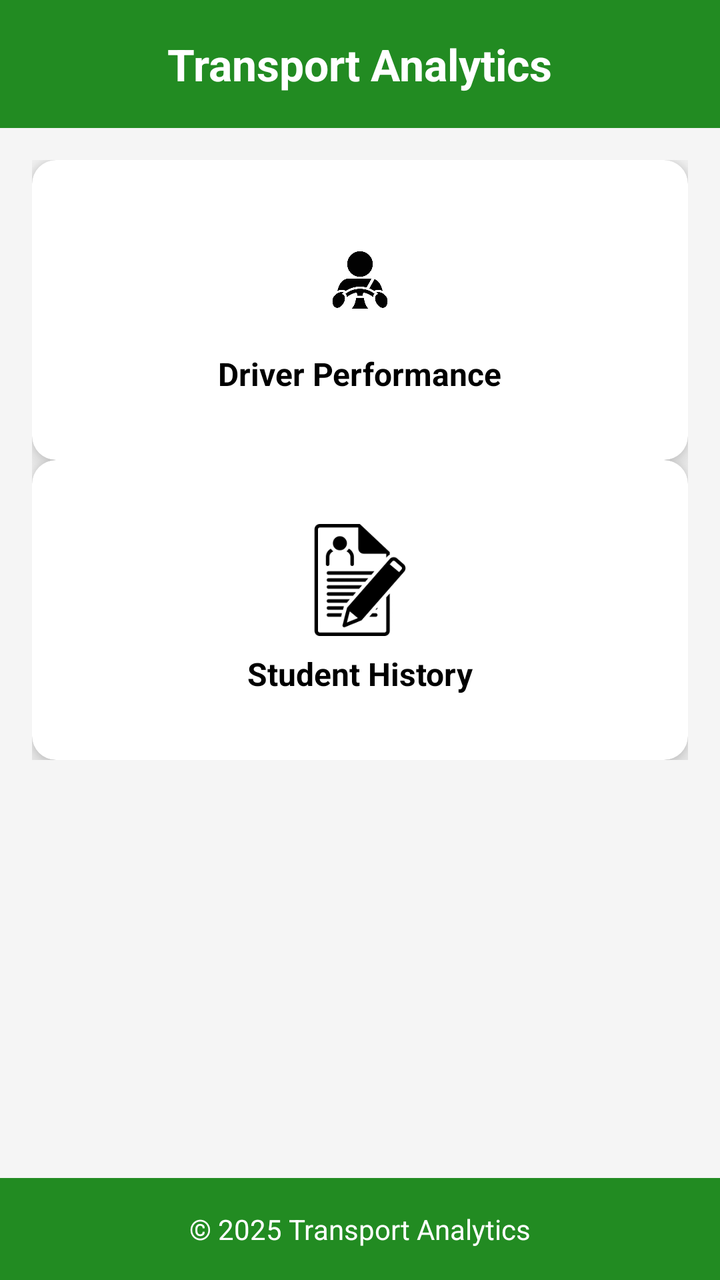
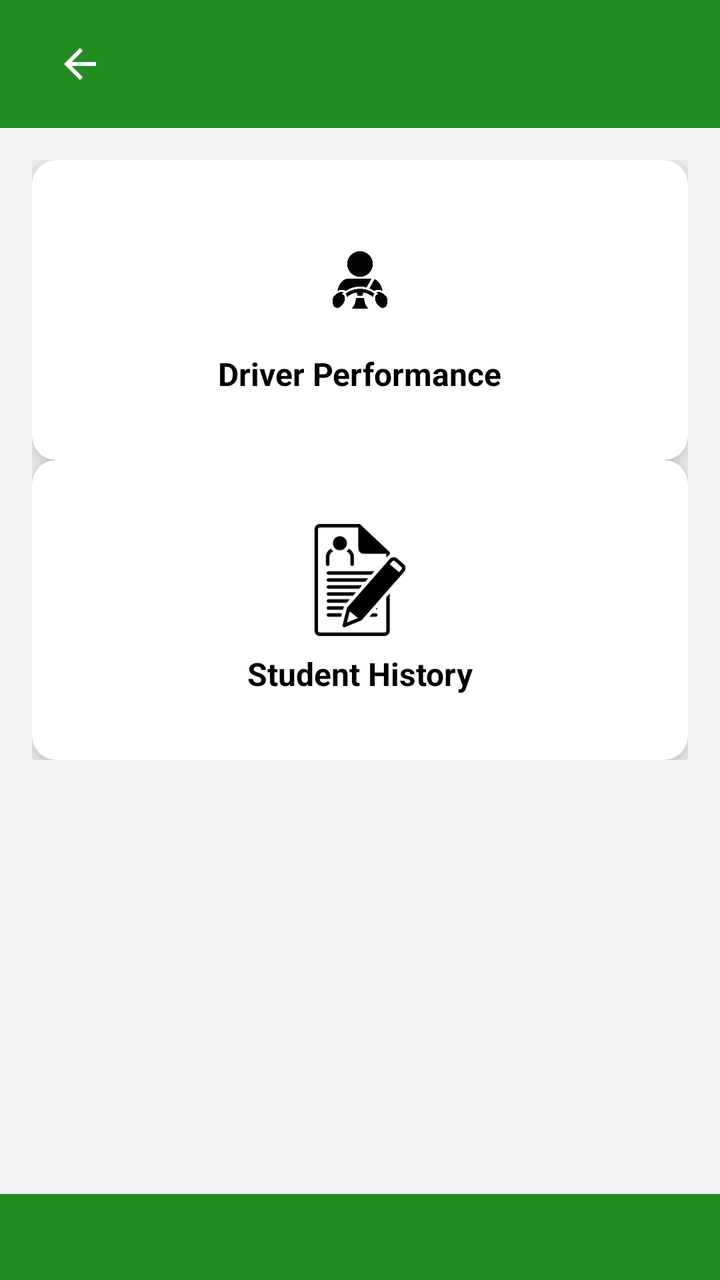

Before-and-after screenshots of an Android layout around one commit, followed by the original layout XML and the change that was made.
<!-- AndroidManifest.xml: application theme Theme.TransportApp -->
<!-- res/layout/activity_reports.xml -->
<?xml version="1.0" encoding="utf-8"?>
<androidx.constraintlayout.widget.ConstraintLayout
    xmlns:android="http://schemas.android.com/apk/res/android"
    xmlns:app="http://schemas.android.com/apk/res-auto"
    xmlns:tools="http://schemas.android.com/tools"
    android:layout_width="match_parent"
    android:layout_height="match_parent"
    android:background="#F5F5F5">

    
    <androidx.appcompat.widget.Toolbar
        android:id="@+id/toolbar"
        android:layout_width="match_parent"
        android:layout_height="?attr/actionBarSize"
        android:background="#228B22"
        android:elevation="4dp"
        app:layout_constraintTop_toTopOf="parent"
        app:layout_constraintStart_toStartOf="parent">

        <TextView
            android:layout_width="wrap_content"
            android:layout_height="wrap_content"
            android:text="Transport Analytics"
            android:textColor="#FFFFFF"
            android:textSize="22sp"
            android:textStyle="bold"
            android:layout_gravity="center"/>
    </androidx.appcompat.widget.Toolbar>

    
    <ScrollView
        android:id="@+id/scrollView"
        android:layout_width="0dp"
        android:layout_height="0dp"
        app:layout_constraintTop_toBottomOf="@id/toolbar"
        app:layout_constraintBottom_toTopOf="@id/footer"
        app:layout_constraintStart_toStartOf="parent"
        app:layout_constraintEnd_toEndOf="parent">

        <androidx.constraintlayout.widget.ConstraintLayout
            android:layout_width="match_parent"
            android:layout_height="wrap_content"
            android:padding="16dp">

            
            <androidx.cardview.widget.CardView
                android:id="@+id/driverCard"
                android:layout_width="0dp"
                android:layout_height="150dp"
                android:layout_marginBottom="16dp"
                app:cardCornerRadius="12dp"
                app:cardElevation="6dp"
                app:cardBackgroundColor="#FFFFFF"
                app:layout_constraintTop_toTopOf="parent"
                app:layout_constraintStart_toStartOf="parent"
                app:layout_constraintEnd_toEndOf="parent">

                <LinearLayout
                    android:layout_width="match_parent"
                    android:layout_height="match_parent"
                    android:orientation="vertical"
                    android:padding="16dp"
                    android:gravity="center">

                    <ImageView
                        android:layout_width="56dp"
                        android:layout_height="56dp"
                        android:src="@drawable/driver"
                        />

                    <TextView
                        android:layout_width="wrap_content"
                        android:layout_height="wrap_content"
                        android:text="Driver Performance"
                        android:textSize="16sp"
                        android:textColor="#000000"
                        android:textStyle="bold"
                        android:layout_marginTop="8dp"/>
                </LinearLayout>
            </androidx.cardview.widget.CardView>

            
            <androidx.cardview.widget.CardView
                android:id="@+id/studentCard"
                android:layout_width="0dp"
                android:layout_height="150dp"
                android:layout_marginBottom="16dp"
                app:cardCornerRadius="12dp"
                app:cardElevation="6dp"
                app:cardBackgroundColor="#FFFFFF"
                app:layout_constraintTop_toBottomOf="@id/driverCard"
                app:layout_constraintStart_toStartOf="parent"
                app:layout_constraintEnd_toEndOf="parent">

                <LinearLayout
                    android:layout_width="match_parent"
                    android:layout_height="match_parent"
                    android:orientation="vertical"
                    android:padding="16dp"
                    android:gravity="center">

                    <ImageView
                        android:layout_width="56dp"
                        android:layout_height="56dp"
                        android:src="@drawable/students_enrolled"
                        />

                    <TextView
                        android:layout_width="wrap_content"
                        android:layout_height="wrap_content"
                        android:text="Student History"
                        android:textSize="16sp"
                        android:textColor="#000000"
                        android:textStyle="bold"
                        android:layout_marginTop="8dp"/>
                </LinearLayout>
            </androidx.cardview.widget.CardView>


        </androidx.constraintlayout.widget.ConstraintLayout>
    </ScrollView>



    
    <LinearLayout
        android:id="@+id/footer"
        android:layout_width="0dp"
        android:layout_height="wrap_content"
        android:background="#228B22"
        android:padding="16dp"
        android:gravity="center"
        app:layout_constraintBottom_toBottomOf="parent"
        app:layout_constraintStart_toStartOf="parent"
        app:layout_constraintEnd_toEndOf="parent">

        <TextView
            android:layout_width="wrap_content"
            android:layout_height="wrap_content"
            android:text="© 2025 Transport Analytics"
            android:textColor="#FFFFFF"
            android:textSize="14sp"/>
    </LinearLayout>

</androidx.constraintlayout.widget.ConstraintLayout>
<!-- resources referenced by this layout -->
<resources>
  <!-- drawable driver: jpg bitmap (drawable, 13337 bytes) -->
  <!-- drawable students_enrolled: png bitmap (drawable, 2749 bytes) -->
  <style name="Theme.TransportApp" parent="Base.Theme.TransportApp" />
  <style name="Base.Theme.TransportApp" parent="Theme.Material3.DayNight.NoActionBar">
          
          
      </style>
</resources>

<!-- the commit's change to res/layout/activity_reports.xml (unified diff, before → after) -->
@@ -5,27 +5,15 @@
     xmlns:tools="http://schemas.android.com/tools"
     android:layout_width="match_parent"
     android:layout_height="match_parent"
-    android:background="#F5F5F5">
+    android:background="@color/screen_background">
 
     
-    <androidx.appcompat.widget.Toolbar
-        android:id="@+id/toolbar"
+    <include
+        layout="@layout/toolbar"
         android:layout_width="match_parent"
         android:layout_height="?attr/actionBarSize"
-        android:background="#228B22"
-        android:elevation="4dp"
         app:layout_constraintTop_toTopOf="parent"
-        app:layout_constraintStart_toStartOf="parent">
-
-        <TextView
-            android:layout_width="wrap_content"
-            android:layout_height="wrap_content"
-            android:text="Transport Analytics"
-            android:textColor="#FFFFFF"
-            android:textSize="22sp"
-            android:textStyle="bold"
-            android:layout_gravity="center"/>
-    </androidx.appcompat.widget.Toolbar>
+        app:layout_constraintStart_toStartOf="parent" />
 
     
     <ScrollView
@@ -43,14 +31,14 @@
             android:padding="16dp">
 
             
-            <androidx.cardview.widget.CardView
+            <com.google.android.material.card.MaterialCardView
                 android:id="@+id/driverCard"
                 android:layout_width="0dp"
                 android:layout_height="150dp"
                 android:layout_marginBottom="16dp"
                 app:cardCornerRadius="12dp"
                 app:cardElevation="6dp"
-                app:cardBackgroundColor="#FFFFFF"
+                app:cardBackgroundColor="@color/white"
                 app:layout_constraintTop_toTopOf="parent"
                 app:layout_constraintStart_toStartOf="parent"
                 app:layout_constraintEnd_toEndOf="parent">
@@ -71,23 +59,23 @@
                     <TextView
                         android:layout_width="wrap_content"
                         android:layout_height="wrap_content"
-                        android:text="Driver Performance"
+                        android:text="@string/driver_performance"
                         android:textSize="16sp"
-                        android:textColor="#000000"
+                        android:textColor="@color/black"
                         android:textStyle="bold"
                         android:layout_marginTop="8dp"/>
                 </LinearLayout>
-            </androidx.cardview.widget.CardView>
+            </com.google.android.material.card.MaterialCardView>
 
             
-            <androidx.cardview.widget.CardView
+            <com.google.android.material.card.MaterialCardView
                 android:id="@+id/studentCard"
                 android:layout_width="0dp"
                 android:layout_height="150dp"
                 android:layout_marginBottom="16dp"
                 app:cardCornerRadius="12dp"
                 app:cardElevation="6dp"
-                app:cardBackgroundColor="#FFFFFF"
+                app:cardBackgroundColor="@color/white"
                 app:layout_constraintTop_toBottomOf="@id/driverCard"
                 app:layout_constraintStart_toStartOf="parent"
                 app:layout_constraintEnd_toEndOf="parent">
@@ -108,13 +96,13 @@
                     <TextView
                         android:layout_width="wrap_content"
                         android:layout_height="wrap_content"
-                        android:text="Student History"
+                        android:text="@string/student_history"
                         android:textSize="16sp"
-                        android:textColor="#000000"
+                        android:textColor="@color/black"
                         android:textStyle="bold"
                         android:layout_marginTop="8dp"/>
                 </LinearLayout>
-            </androidx.cardview.widget.CardView>
+            </com.google.android.material.card.MaterialCardView>
 
 
         </androidx.constraintlayout.widget.ConstraintLayout>
@@ -123,23 +111,59 @@
 
 
     
-    <LinearLayout
+    <include
         android:id="@+id/footer"
+        layout="@layout/footer"
         android:layout_width="0dp"
         android:layout_height="wrap_content"
-        android:background="#228B22"
-        android:padding="16dp"
-        android:gravity="center"
         app:layout_constraintBottom_toBottomOf="parent"
         app:layout_constraintStart_toStartOf="parent"
-        app:layout_constraintEnd_toEndOf="parent">
-
-        <TextView
-            android:layout_width="wrap_content"
-            android:layout_height="wrap_content"
-            android:text="© 2025 Transport Analytics"
-            android:textColor="#FFFFFF"
-            android:textSize="14sp"/>
-    </LinearLayout>
+        app:layout_constraintEnd_toEndOf="parent" />
 
 </androidx.constraintlayout.widget.ConstraintLayout>
+<!-- res/layout/toolbar.xml (included above) -->
+<?xml version="1.0" encoding="utf-8"?>
+<com.google.android.material.appbar.MaterialToolbar xmlns:android="http://schemas.android.com/apk/res/android"
+    xmlns:app="http://schemas.android.com/apk/res-auto"
+    android:id="@+id/toolbar"
+    android:layout_width="match_parent"
+    android:layout_height="?attr/actionBarSize"
+    android:background="@color/green"
+    android:elevation="4dp"
+    android:theme="@style/ThemeOverlay.AppCompat.Dark.ActionBar">
+
+    <ImageButton
+        android:id="@+id/backButton"
+        android:layout_width="48dp"
+        android:layout_height="48dp"
+        android:layout_marginStart="12dp"
+        android:background="@null"
+        android:contentDescription="@string/back_button_desc"
+        android:src="@drawable/baseline_arrow_back_24"
+        app:tint="@android:color/white" />
+
+    <TextView
+        android:id="@+id/toolbar_title"
+        android:layout_width="wrap_content"
+        android:layout_height="wrap_content"
+        android:layout_gravity="center"
+        android:textColor="@android:color/white"
+        android:textSize="22sp"
+        android:textStyle="bold" />
+</com.google.android.material.appbar.MaterialToolbar>
+<!-- res/layout/footer.xml (included above) -->
+<?xml version="1.0" encoding="utf-8"?>
+<LinearLayout xmlns:android="http://schemas.android.com/apk/res/android"
+    android:layout_width="match_parent"
+    android:layout_height="wrap_content"
+    android:background="@color/green"
+    android:gravity="center"
+    android:paddingVertical="12dp">
+
+    <TextView
+        android:id="@+id/footer_text"
+        android:layout_width="wrap_content"
+        android:layout_height="wrap_content"
+        android:textColor="@android:color/white"
+        android:textSize="14sp" />
+</LinearLayout>
<!-- resource entries referenced after the edit -->
@@ -1,11 +1,30 @@
 <!-- resources referenced by this layout -->
 <resources>
+  <color name="black">#FF000000</color>
+  <color name="green">#228B22</color>
+  <color name="screen_background">#F5F5F5</color>
+  <color name="white">#FFFFFFFF</color>
+  <!-- drawable baseline_arrow_back_24 (drawable) -->
+  <vector xmlns:android="http://schemas.android.com/apk/res/android" android:autoMirrored="true" android:height="24dp" android:tint="#000000" android:viewportHeight="24" android:viewportWidth="24" android:width="24dp">
+        
+      <path android:fillColor="@android:color/white" android:pathData="M20,11H7.83l5.59,-5.59L12,4l-8,8 8,8 1.41,-1.41L7.83,13H20v-2z"/>
+      
+  </vector>
   <!-- drawable driver: jpg bitmap (drawable, 13337 bytes) -->
   <!-- drawable students_enrolled: png bitmap (drawable, 2749 bytes) -->
+  <string name="back_button_desc">Navigate back</string>
+  <string name="driver_performance">Driver Performance</string>
+  <string name="student_history">Student History</string>
   <style name="Theme.TransportApp" parent="Base.Theme.TransportApp" />
   <style name="Base.Theme.TransportApp" parent="Theme.Material3.DayNight.NoActionBar">
           
+          <item name="colorPrimary">@color/green</item>
+          <item name="colorOnPrimary">@color/white</item>
+          <item name="colorSecondary">@color/accent_orange</item>
+          <item name="colorOnSecondary">@color/black</item>
           
+          <item name="materialCardViewStyle">@style/Widget.Material3.CardView.Elevated</item>
       </style>
+  <color name="accent_orange">#FF9800</color>
 </resources>
 
